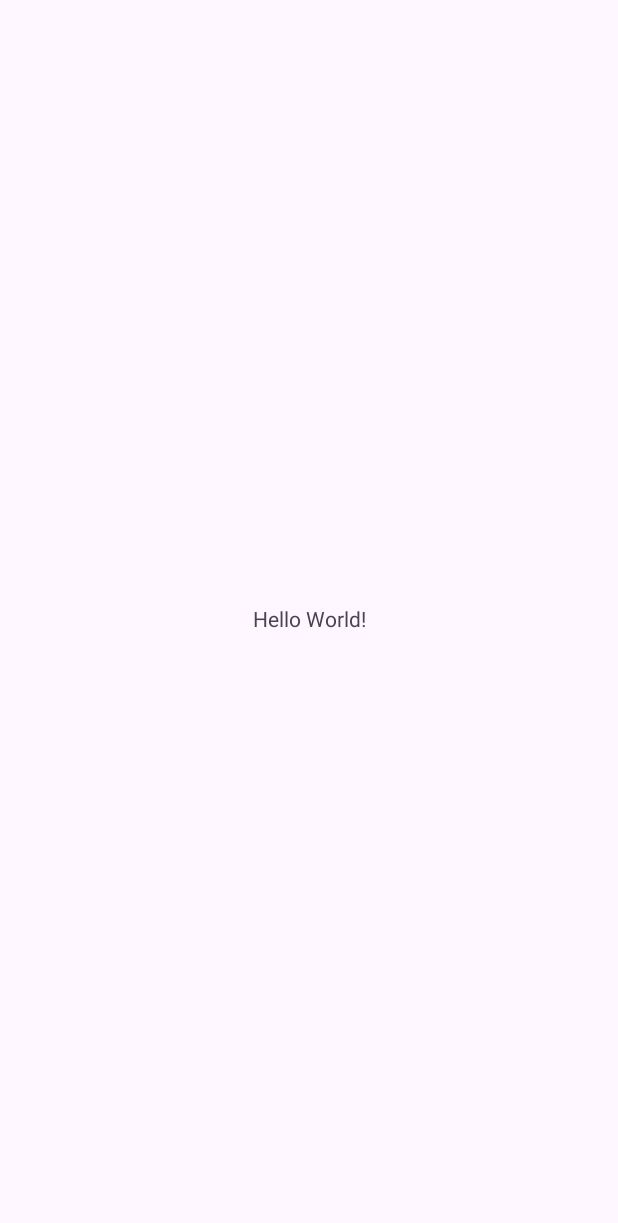
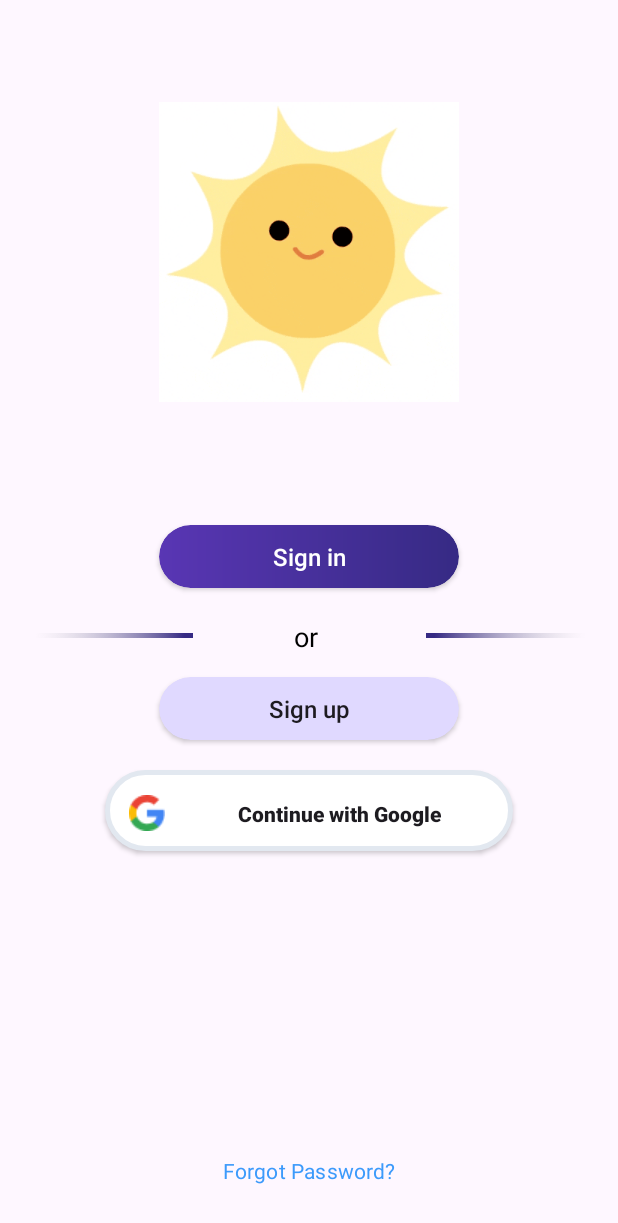
Before and after one commit to longpc6/NT118-Personal-Project, an Android app: the screen it shows after launch (MainActivity before the commit, HomeActivity after it), on a phone screen of 412 x 824 dp. Before the commit the part shown is almost empty. Shown: the top 1223 px of the screen. Run offline under Robolectric (Android 15) with nearby library versions, the phone set to English and light mode, and no system bars.

Commit message:
Code layout of HomeScreen

```diff
--- a/app/build.gradle.kts
+++ b/app/build.gradle.kts
@@ -36,4 +36,6 @@ dependencies {
     testImplementation("junit:junit:4.13.2")
     androidTestImplementation("androidx.test.ext:junit:1.1.5")
     androidTestImplementation("androidx.test.espresso:espresso-core:3.5.1")
+
+    implementation("pl.droidsonroids.gif:android-gif-drawable:1.2.28")
 }
--- a/app/src/main/AndroidManifest.xml
+++ b/app/src/main/AndroidManifest.xml
@@ -13,7 +13,7 @@
         android:theme="@style/Theme.IndoorAirQualityMonitoringApp"
         tools:targetApi="31">
         <activity
-            android:name=".MainActivity"
+            android:name=".HomeActivity"
             android:exported="true">
             <intent-filter>
                 <action android:name="android.intent.action.MAIN" />
--- a/app/src/main/java/com/example/indoorairqualitymonitoringapp/MainActivity.java
+++ b/app/src/main/java/com/example/indoorairqualitymonitoringapp/HomeActivity.java
@@ -4,11 +4,11 @@ import androidx.appcompat.app.AppCompatActivity;
 
 import android.os.Bundle;
 
-public class MainActivity extends AppCompatActivity {
+public class HomeActivity extends AppCompatActivity {
 
     @Override
     protected void onCreate(Bundle savedInstanceState) {
         super.onCreate(savedInstanceState);
-        setContentView(R.layout.activity_main);
+        setContentView(R.layout.home_activity);
     }
 }
--- /dev/null
+++ b/app/src/main/res/drawable/button_continuewithgoogle.xml
@@ -0,0 +1,13 @@
+<?xml version="1.0" encoding="utf-8"?>
+<shape xmlns:android="http://schemas.android.com/apk/res/android"
+    android:shape="rectangle">
+
+    <solid android:color="@color/white"/>
+
+    <corners android:radius="9999dp"/>
+
+    <stroke
+        android:width="5px"
+        android:color="#e2e8f0" />
+
+</shape>
--- /dev/null
+++ b/app/src/main/res/drawable/button_linear_pur.xml
@@ -0,0 +1,12 @@
+<?xml version="1.0" encoding="utf-8"?>
+<shape xmlns:android="http://schemas.android.com/apk/res/android"
+    android:shape="rectangle">
+
+    <gradient
+        android:startColor="#5936B4"
+        android:endColor="#362A84"
+        />
+
+    <corners android:radius="25dp"></corners>
+
+</shape>
--- /dev/null
+++ b/app/src/main/res/drawable/button_linear_violet.xml
@@ -0,0 +1,9 @@
+<?xml version="1.0" encoding="utf-8"?>
+<shape xmlns:android="http://schemas.android.com/apk/res/android"
+    android:shape="rectangle">
+
+    <solid android:color="#E0D9FF"/>
+
+    <corners android:radius="25dp"/>
+
+</shape>
--- a/app/src/main/res/layout/activity_main.xml
+++ /dev/null
@@ -1,18 +0,0 @@
-<?xml version="1.0" encoding="utf-8"?>
-<androidx.constraintlayout.widget.ConstraintLayout xmlns:android="http://schemas.android.com/apk/res/android"
-    xmlns:app="http://schemas.android.com/apk/res-auto"
-    xmlns:tools="http://schemas.android.com/tools"
-    android:layout_width="match_parent"
-    android:layout_height="match_parent"
-    tools:context=".MainActivity">
-
-    <TextView
-        android:layout_width="wrap_content"
-        android:layout_height="wrap_content"
-        android:text="Hello World!"
-        app:layout_constraintBottom_toBottomOf="parent"
-        app:layout_constraintEnd_toEndOf="parent"
-        app:layout_constraintStart_toStartOf="parent"
-        app:layout_constraintTop_toTopOf="parent" />
-
-</androidx.constraintlayout.widget.ConstraintLayout>
--- /dev/null
+++ b/app/src/main/res/layout/home_activity.xml
@@ -0,0 +1,116 @@
+<?xml version="1.0" encoding="utf-8"?>
+<androidx.constraintlayout.widget.ConstraintLayout xmlns:android="http://schemas.android.com/apk/res/android"
+    xmlns:app="http://schemas.android.com/apk/res-auto"
+    xmlns:tools="http://schemas.android.com/tools"
+    android:layout_width="match_parent"
+    android:layout_height="match_parent"
+    tools:context=".HomeActivity">
+
+    <pl.droidsonroids.gif.GifImageView
+        android:id="@+id/sunnyGif"
+        android:src="@drawable/sunny"
+        android:layout_width="200dp"
+        android:layout_height="200dp"
+        app:layout_constraintEnd_toEndOf="parent"
+        app:layout_constraintStart_toStartOf="parent"
+        app:layout_constraintTop_toTopOf="parent"
+        android:layout_marginTop="68dp"
+        />
+
+    <androidx.appcompat.widget.AppCompatButton
+        android:id="@+id/btn_SignIn"
+        android:layout_width="200dp"
+        android:layout_height="42dp"
+        app:layout_constraintEnd_toEndOf="parent"
+        app:layout_constraintStart_toStartOf="parent"
+        app:layout_constraintTop_toTopOf="parent"
+        android:layout_marginTop="350dp"
+        android:clipToOutline="true"
+        android:background="@drawable/button_linear_pur"
+        android:text="Sign in"
+        android:textColor="@color/white"
+        android:textAllCaps="false"
+        android:textSize="16sp"
+        />
+
+    <TextView
+        android:id="@+id/txtOr"
+        android:layout_width="20dp"
+        android:layout_height="20dp"
+        android:text="or"
+        android:layout_marginTop="412dp"
+        app:layout_constraintEnd_toEndOf="parent"
+        app:layout_constraintStart_toStartOf="parent"
+        app:layout_constraintTop_toTopOf="parent"
+        android:gravity="top"
+        android:textSize="18sp"
+        android:textColor="@color/black"
+        />
+
+    <androidx.appcompat.widget.AppCompatImageView
+        android:id="@+id/img29"
+        android:layout_width="132dp"
+        android:layout_height="3dp"
+        app:layout_constraintStart_toStartOf="parent"
+        app:layout_constraintTop_toTopOf="parent"
+        android:layout_marginTop="422dp"
+        android:layout_marginLeft="-4dp"
+        android:src="@drawable/background29"
+        />
+
+    <androidx.appcompat.widget.AppCompatImageView
+        android:id="@+id/img30"
+        android:layout_width="132dp"
+        android:layout_height="3dp"
+        app:layout_constraintTop_toTopOf="parent"
+        app:layout_constraintEnd_toEndOf="parent"
+        android:layout_marginTop="422dp"
+        android:layout_marginRight="-4dp"
+        android:src="@drawable/background30"
+        />
+
+    <androidx.appcompat.widget.AppCompatButton
+        android:layout_width="200dp"
+        android:layout_height="42dp"
+        app:layout_constraintEnd_toEndOf="parent"
+        app:layout_constraintStart_toStartOf="parent"
+        app:layout_constraintTop_toTopOf="parent"
+        android:layout_marginTop="451dp"
+        android:clipToOutline="true"
+        android:background="@drawable/button_linear_violet"
+        android:text="Sign up"
+        android:textAllCaps="false"
+        android:textSize="16sp"
+        />
+
+    <androidx.appcompat.widget.AppCompatButton
+        android:layout_width="272dp"
+        android:layout_height="54dp"
+        app:layout_constraintEnd_toEndOf="parent"
+        app:layout_constraintStart_toStartOf="parent"
+        app:layout_constraintTop_toTopOf="parent"
+        android:layout_marginTop="513dp"
+        android:text="Continue with Google"
+        android:textAllCaps="false"
+        android:textStyle="bold"
+        android:background="@drawable/button_continuewithgoogle"
+        android:drawableStart="@drawable/google_icon"
+        android:paddingStart="16dp"
+        android:paddingTop="4dp"
+        />
+
+    <TextView
+        android:layout_width="124dp"
+        android:layout_height="20dp"
+        app:layout_constraintBottom_toBottomOf="parent"
+        app:layout_constraintStart_toStartOf="parent"
+        app:layout_constraintEnd_toEndOf="parent"
+        android:layout_marginBottom="33dp"
+        android:text="Forgot Password?"
+        android:textColor="#3C9AFB"
+        android:letterSpacing="0.01"
+        android:textSize="14sp"
+        android:gravity="center_horizontal"/>
+
+
+</androidx.constraintlayout.widget.ConstraintLayout>
```
Also changed, not shown: app/src/main/res/drawable/background29.jpg (added), app/src/main/res/drawable/background30.jpg (added), app/src/main/res/drawable/google_icon.png (added), app/src/main/res/drawable/sunny.gif (added).
